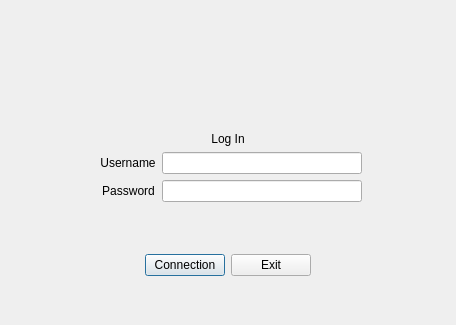
TwiceCast/TwiceCast-Client, file ui/connectionwindow.ui: the form before one commit.
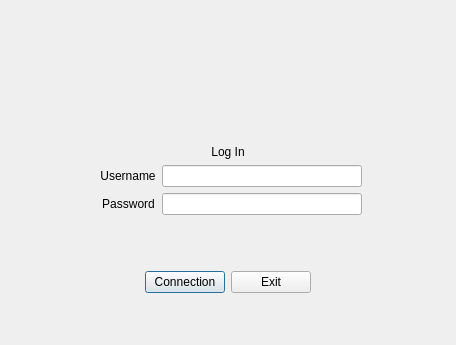
The form after the commit. Icons and pictures are not drawn.

The edit to the form file:
```diff
--- a/ui/connectionwindow.ui
+++ b/ui/connectionwindow.ui
@@ -13,7 +13,7 @@
     <x>0</x>
     <y>0</y>
     <width>456</width>
-    <height>325</height>
+    <height>345</height>
    </rect>
   </property>
   <property name="contextMenuPolicy">
```
Left out of the diff: 2 changed lines with no effect on the pictures.
